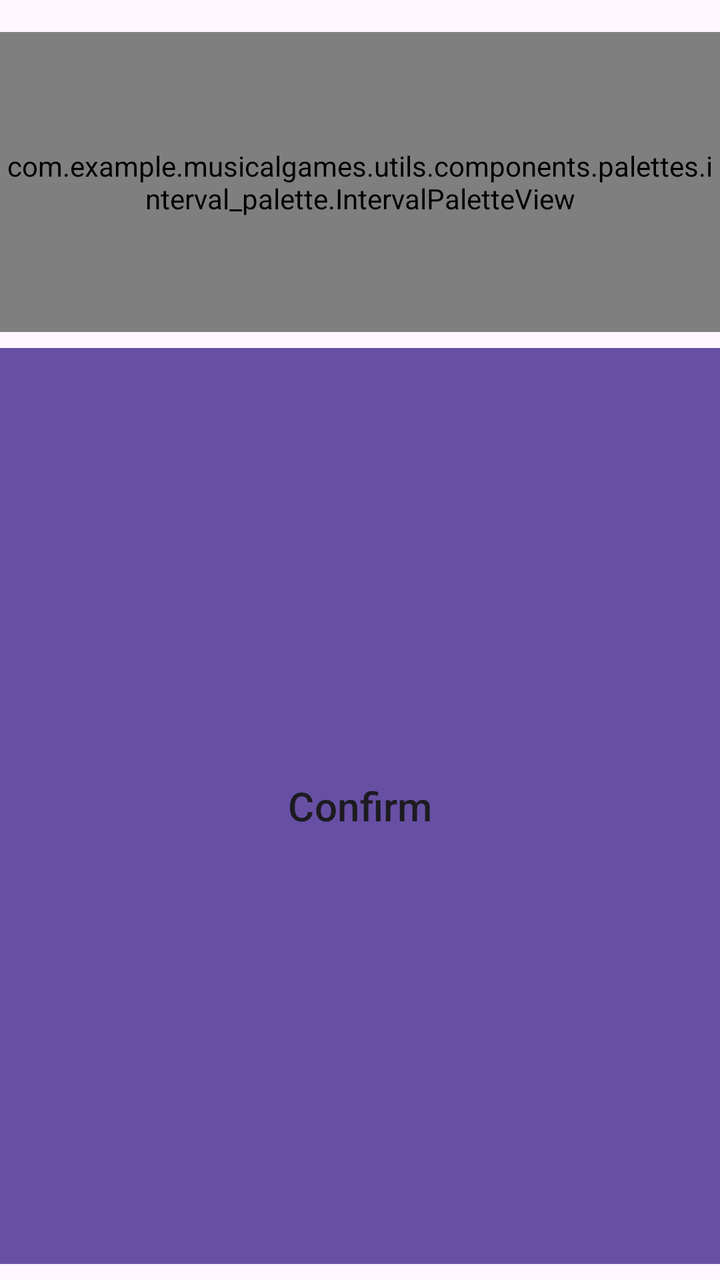
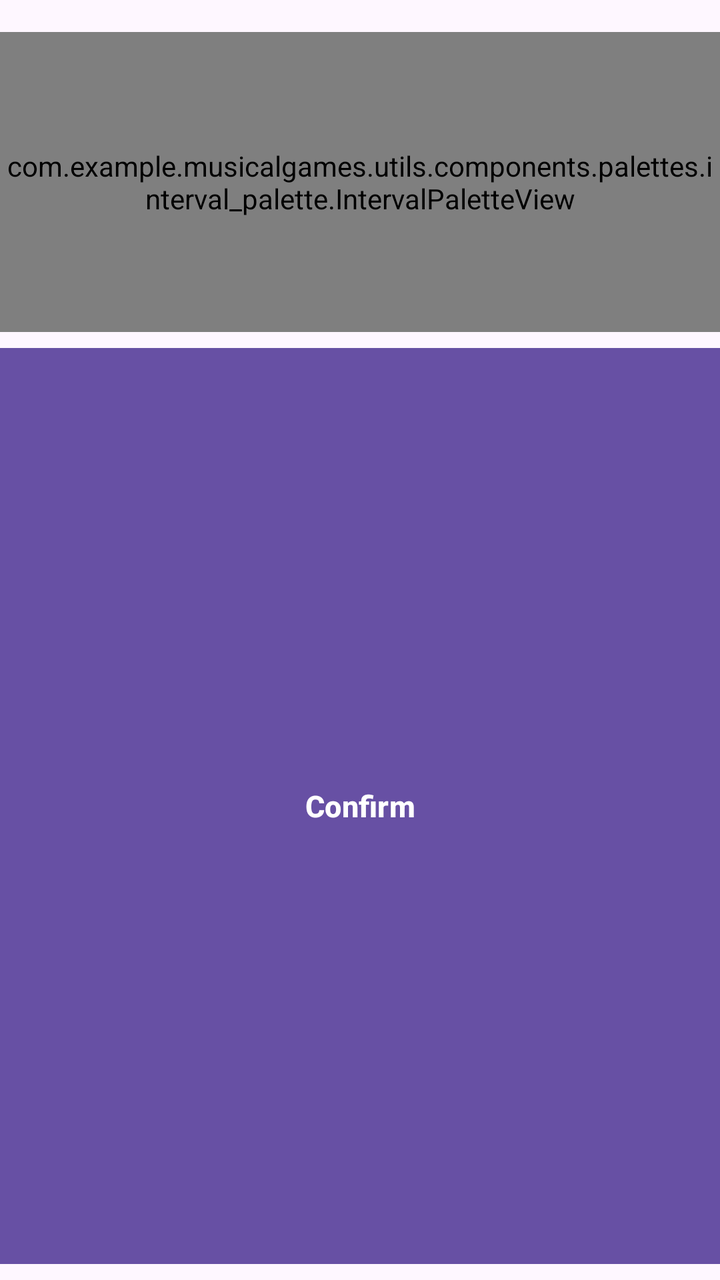

Screens rendered from an Android XML layout before and after an edit, with the pre-edit source and the edit as a unified diff.
<!-- AndroidManifest.xml: application theme Base.Theme.MusicalGames -->
<!-- res/layout/interval_bottom_sheet.xml -->
<LinearLayout xmlns:android="http://schemas.android.com/apk/res/android"
    android:layout_width="match_parent"
    android:layout_height="wrap_content"
    android:orientation="vertical"
    android:background="?attr/backgroundColor"
    android:paddingVertical="8dp"
    >
    <com.example.musicalgames.utils.components.palettes.interval_palette.IntervalPaletteView
        android:id="@+id/keyboard_view"
        android:layout_width="match_parent"
        android:layout_marginVertical="8dp"
        android:layout_height="150dp"/>
    <Button
        style="@style/basicListButtonStyle"
        android:id="@+id/confirm_button"
        android:text="Confirm"/>

</LinearLayout>
<!-- resources referenced by this layout -->
<resources>
  <style name="basicListButtonStyle">
          <item name="android:layout_width">match_parent</item>
          <item name="android:layout_height">match_parent</item>
          <item name="android:layout_weight">1</item>
          <item name="android:textSize">20sp</item>
          <item name="android:textColor">?attr/textFillColor</item>
          <item name="android:background">@drawable/button_basic</item>
      </style>
  <style name="Base.Theme.MusicalGames" parent="Theme.Material3.DayNight.NoActionBar">
          
          
          
          
      </style>
  <!-- drawable button_basic (drawable) -->
  <shape xmlns:android="http://schemas.android.com/apk/res/android">
      <solid android:color="?attr/colorPrimary"/>
  </shape>
</resources>

<!-- the commit's change to res/layout/interval_bottom_sheet.xml (unified diff, before → after) -->
@@ -11,7 +11,7 @@
         android:layout_marginVertical="8dp"
         android:layout_height="150dp"/>
     <Button
-        style="@style/basicListButtonStyle"
+        style="@style/buttonFilledStyle"
         android:id="@+id/confirm_button"
         android:text="Confirm"/>
 
<!-- resource entries referenced after the edit -->
@@ -1,11 +1,12 @@
 <!-- resources referenced by this layout -->
 <resources>
-  <style name="basicListButtonStyle">
+  <style name="buttonFilledStyle">
           <item name="android:layout_width">match_parent</item>
           <item name="android:layout_height">match_parent</item>
           <item name="android:layout_weight">1</item>
-          <item name="android:textSize">20sp</item>
-          <item name="android:textColor">?attr/textFillColor</item>
+          <item name="android:textSize">15sp</item>
+          <item name="android:textStyle">bold</item>
+          <item name="android:textColor">?attr/colorOnPrimary</item>
           <item name="android:background">@drawable/button_basic</item>
       </style>
   <style name="Base.Theme.MusicalGames" parent="Theme.Material3.DayNight.NoActionBar">
